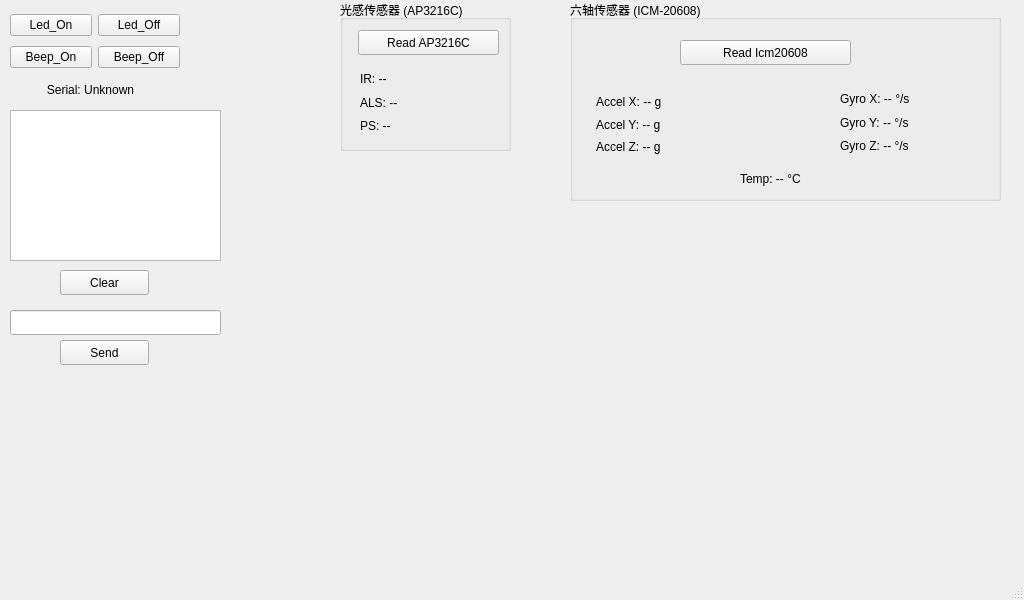
The window that apps/qt_app/LSZ_Terminal/mainwindow.ui (caiji-beep/device_manager) describes before a commit, drawn with Qt 5.
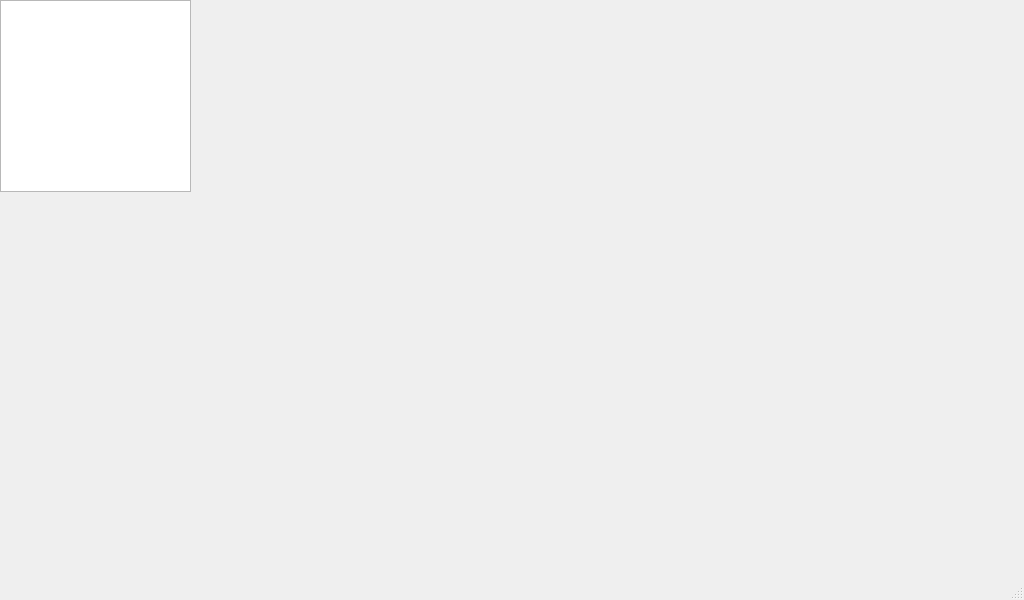
The same window after the commit.

Patch:
```diff
--- a/apps/qt_app/LSZ_Terminal/mainwindow.ui
+++ b/apps/qt_app/LSZ_Terminal/mainwindow.ui
@@ -26,279 +26,30 @@
    <string>MainWindow</string>
   </property>
   <widget class="QWidget" name="centralwidget">
-   <widget class="QLabel" name="SerialStatusLabel">
+   <widget class="QStackedWidget" name="PageStack">
     <property name="geometry">
      <rect>
-      <x>40</x>
-      <y>80</y>
-      <width>101</width>
-      <height>20</height>
-     </rect>
-    </property>
-    <property name="text">
-     <string>&lt;html&gt;&lt;head/&gt;&lt;body&gt;&lt;p align=&quot;center&quot;&gt;Serial: Unknown&lt;/p&gt;&lt;/body&gt;&lt;/html&gt;</string>
-    </property>
-   </widget>
-   <widget class="QLineEdit" name="SerialInputlineEdit">
-    <property name="geometry">
-     <rect>
-      <x>10</x>
-      <y>310</y>
-      <width>211</width>
-      <height>25</height>
-     </rect>
-    </property>
-   </widget>
-   <widget class="QPlainTextEdit" name="SerialLogEdit">
-    <property name="geometry">
-     <rect>
-      <x>10</x>
-      <y>110</y>
-      <width>211</width>
-      <height>151</height>
-     </rect>
-    </property>
-    <property name="plainText">
-     <string/>
-    </property>
-   </widget>
-   <widget class="QPushButton" name="SerialSendButton">
-    <property name="geometry">
-     <rect>
-      <x>60</x>
-      <y>340</y>
-      <width>89</width>
-      <height>25</height>
-     </rect>
-    </property>
-    <property name="text">
-     <string>Send</string>
-    </property>
-   </widget>
-   <widget class="QPushButton" name="SerialClearLogButton">
-    <property name="geometry">
-     <rect>
-      <x>60</x>
-      <y>270</y>
-      <width>89</width>
-      <height>25</height>
-     </rect>
-    </property>
-    <property name="text">
-     <string>Clear</string>
-    </property>
-   </widget>
-   <widget class="QWidget" name="layoutWidget">
-    <property name="geometry">
-     <rect>
-      <x>10</x>
-      <y>10</y>
-      <width>170</width>
-      <height>62</height>
-     </rect>
-    </property>
-    <layout class="QVBoxLayout" name="verticalLayout">
-     <item>
-      <layout class="QHBoxLayout" name="horizontalLayout">
-       <item>
-        <widget class="QPushButton" name="LedOnButton">
-         <property name="text">
-          <string>Led_On</string>
-         </property>
-        </widget>
-       </item>
-       <item>
-        <widget class="QPushButton" name="LedOffButton">
-         <property name="text">
-          <string>Led_Off</string>
-         </property>
-        </widget>
-       </item>
-      </layout>
-     </item>
-     <item>
-      <layout class="QHBoxLayout" name="horizontalLayout_2">
-       <item>
-        <widget class="QPushButton" name="BeepOnButton">
-         <property name="text">
-          <string>Beep_On</string>
-         </property>
-        </widget>
-       </item>
-       <item>
-        <widget class="QPushButton" name="BeepOffButton">
-         <property name="text">
-          <string>Beep_Off</string>
-         </property>
-        </widget>
-       </item>
-      </layout>
-     </item>
-    </layout>
-   </widget>
-   <widget class="QGroupBox" name="groupBox">
-    <property name="geometry">
-     <rect>
-      <x>340</x>
+      <x>200</x>
       <y>0</y>
-      <width>171</width>
-      <height>151</height>
+      <width>811</width>
+      <height>561</height>
      </rect>
     </property>
-    <property name="title">
-     <string>光感传感器 (AP3216C)</string>
+    <property name="currentIndex">
+     <number>0</number>
     </property>
-    <widget class="QPushButton" name="Ap3216cReadButton">
-     <property name="geometry">
-      <rect>
-       <x>18</x>
-       <y>30</y>
-       <width>141</width>
-       <height>25</height>
-      </rect>
-     </property>
-     <property name="text">
-      <string>Read AP3216C</string>
-     </property>
-    </widget>
-    <widget class="QWidget" name="">
-     <property name="geometry">
-      <rect>
-       <x>20</x>
-       <y>70</y>
-       <width>131</width>
-       <height>65</height>
-      </rect>
-     </property>
-     <layout class="QVBoxLayout" name="verticalLayout_4">
-      <item>
-       <widget class="QLabel" name="Ap3216cIrLabel">
-        <property name="text">
-         <string>IR: --</string>
-        </property>
-       </widget>
-      </item>
-      <item>
-       <widget class="QLabel" name="Ap3216cAlsLabel">
-        <property name="text">
-         <string>ALS: --</string>
-        </property>
-       </widget>
-      </item>
-      <item>
-       <widget class="QLabel" name="Ap3216cPsLabel">
-        <property name="text">
-         <string>PS: --</string>
-        </property>
-       </widget>
-      </item>
-     </layout>
-    </widget>
+    <widget class="QWidget" name="page"/>
+    <widget class="QWidget" name="page_2"/>
    </widget>
-   <widget class="QGroupBox" name="groupBox_2">
+   <widget class="QListWidget" name="NavListWidget">
     <property name="geometry">
      <rect>
-      <x>570</x>
+      <x>0</x>
       <y>0</y>
-      <width>431</width>
-      <height>201</height>
+      <width>191</width>
+      <height>192</height>
      </rect>
     </property>
-    <property name="title">
-     <string>六轴传感器 (ICM-20608)</string>
-    </property>
-    <widget class="QPushButton" name="Icm20608ReadButton">
-     <property name="geometry">
-      <rect>
-       <x>110</x>
-       <y>40</y>
-       <width>171</width>
-       <height>25</height>
-      </rect>
-     </property>
-     <property name="text">
-      <string>Read Icm20608</string>
-     </property>
-    </widget>
-    <widget class="QLabel" name="IcmTempLabel">
-     <property name="geometry">
-      <rect>
-       <x>170</x>
-       <y>170</y>
-       <width>151</width>
-       <height>17</height>
-      </rect>
-     </property>
-     <property name="text">
-      <string>Temp: -- °C</string>
-     </property>
-    </widget>
-    <widget class="QWidget" name="">
-     <property name="geometry">
-      <rect>
-       <x>26</x>
-       <y>94</y>
-       <width>141</width>
-       <height>61</height>
-      </rect>
-     </property>
-     <layout class="QVBoxLayout" name="verticalLayout_2">
-      <item>
-       <widget class="QLabel" name="IcmAccelXLabel">
-        <property name="text">
-         <string>Accel X: -- g</string>
-        </property>
-       </widget>
-      </item>
-      <item>
-       <widget class="QLabel" name="IcmAccelYLabel">
-        <property name="text">
-         <string>Accel Y: -- g</string>
-        </property>
-       </widget>
-      </item>
-      <item>
-       <widget class="QLabel" name="IcmAccelZLabel">
-        <property name="text">
-         <string>Accel Z: -- g</string>
-        </property>
-       </widget>
-      </item>
-     </layout>
-    </widget>
-    <widget class="QWidget" name="">
-     <property name="geometry">
-      <rect>
-       <x>270</x>
-       <y>90</y>
-       <width>151</width>
-       <height>65</height>
-      </rect>
-     </property>
-     <layout class="QVBoxLayout" name="verticalLayout_3">
-      <item>
-       <widget class="QLabel" name="IcmGyroXLabel">
-        <property name="text">
-         <string>Gyro X: -- °/s</string>
-        </property>
-       </widget>
-      </item>
-      <item>
-       <widget class="QLabel" name="IcmGyroYLabel">
-        <property name="text">
-         <string>Gyro Y: -- °/s</string>
-        </property>
-       </widget>
-      </item>
-      <item>
-       <widget class="QLabel" name="IcmGyroZLabel">
-        <property name="text">
-         <string>Gyro Z: -- °/s</string>
-        </property>
-       </widget>
-      </item>
-     </layout>
-    </widget>
    </widget>
   </widget>
   <widget class="QMenuBar" name="menubar">
```
